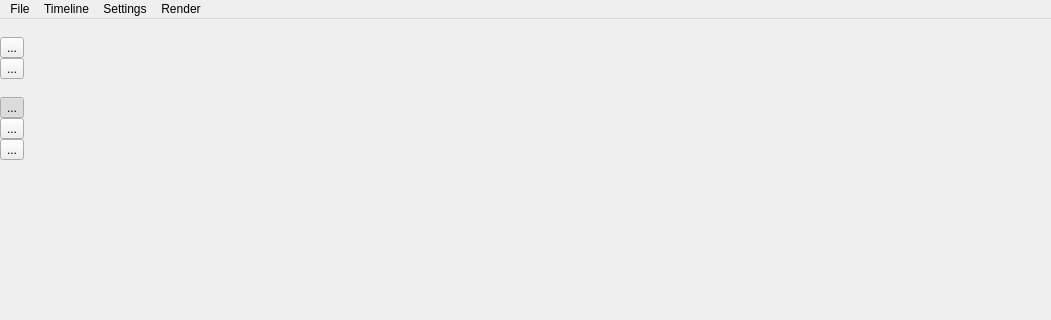
The window that app/ui/mainwindow.ui (hftom/MachinTruc) describes before a commit, drawn with Qt 5; both pictures show x 0 to 1051 and y 0 to 320 of the 1051 by 795 pixel window.
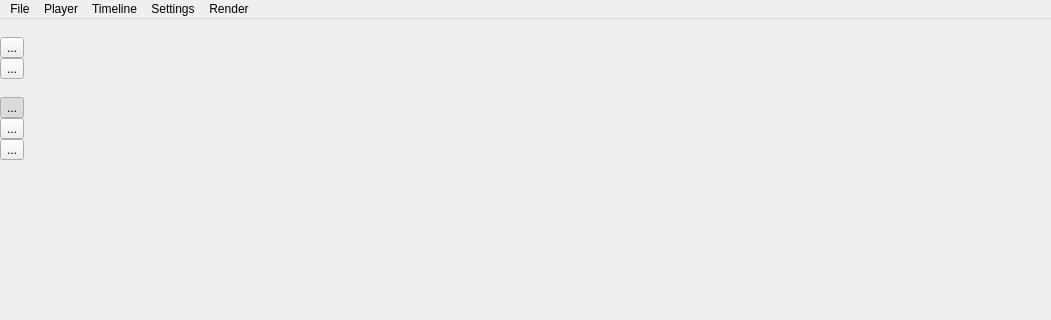
The same window after the commit. Icons and pictures are not drawn.

```diff
--- a/app/ui/mainwindow.ui
+++ b/app/ui/mainwindow.ui
@@ -583,7 +583,7 @@
      <x>0</x>
      <y>0</y>
      <width>1051</width>
-     <height>22</height>
+     <height>21</height>
     </rect>
    </property>
    <widget class="QMenu" name="menuFile">
@@ -614,7 +614,16 @@
     <addaction name="actionSaveImage"/>
     <addaction name="actionRenderToFile"/>
    </widget>
+   <widget class="QMenu" name="menuPlayer">
+    <property name="title">
+     <string>Player</string>
+    </property>
+    <addaction name="actionPlayPause"/>
+    <addaction name="actionFaster"/>
+    <addaction name="actionSlower"/>
+   </widget>
    <addaction name="menuFile"/>
+   <addaction name="menuPlayer"/>
    <addaction name="menuTimeline"/>
    <addaction name="menuSettings"/>
    <addaction name="menuRender"/>
```
Left out of the diff: 24 changed lines with no effect on the pictures.
